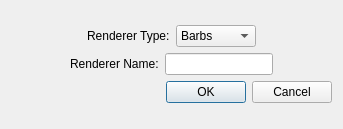
Qt form apps/vaporgui/ui/newRendererDialog.ui (StasJ/vapor-formatted) before a commit.
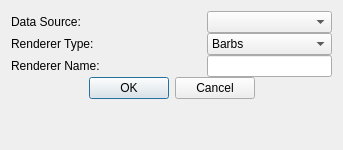
The same form after that commit.

Commit message: Changes for multiple data managers

What changed in the file:
```diff
--- a/apps/vaporgui/ui/newRendererDialog.ui
+++ b/apps/vaporgui/ui/newRendererDialog.ui
@@ -7,7 +7,7 @@
     <x>0</x>
     <y>0</y>
     <width>343</width>
-    <height>129</height>
+    <height>150</height>
    </rect>
   </property>
   <property name="windowTitle">
@@ -16,21 +16,57 @@
   <layout class="QVBoxLayout" name="verticalLayout_2">
    <item>
     <layout class="QVBoxLayout" name="verticalLayout">
+     <property name="spacing">
+      <number>0</number>
+     </property>
+     <property name="topMargin">
+      <number>0</number>
+     </property>
+     <item>
+      <layout class="QHBoxLayout" name="horizontalLayout_4">
+       <property name="spacing">
+        <number>0</number>
+       </property>
+       <property name="topMargin">
+        <number>0</number>
+       </property>
+       <item>
+        <widget class="QLabel" name="label_3">
+         <property name="text">
+          <string>Data Source:</string>
+         </property>
+        </widget>
+       </item>
+       <item>
+        <spacer name="horizontalSpacer_2">
+         <property name="orientation">
+          <enum>Qt::Horizontal</enum>
+         </property>
+         <property name="sizeHint" stdset="0">
+          <size>
+           <width>40</width>
+           <height>20</height>
+          </size>
+         </property>
+        </spacer>
+       </item>
+       <item>
+        <widget class="QComboBox" name="comboBox">
+         <property name="minimumSize">
+          <size>
+           <width>125</width>
+           <height>0</height>
+          </size>
+         </property>
+        </widget>
+       </item>
+      </layout>
+     </item>
      <item>
       <layout class="QHBoxLayout" name="horizontalLayout_3">
-       <item>
-        <spacer name="horizontalSpacer_4">
-         <property name="orientation">
-          <enum>Qt::Horizontal</enum>
-         </property>
-         <property name="sizeHint" stdset="0">
-          <size>
-           <width>40</width>
-           <height>20</height>
-          </size>
-         </property>
-        </spacer>
-       </item>
+       <property name="spacing">
+        <number>0</number>
+       </property>
        <item>
         <widget class="QLabel" name="label_2">
          <property name="text">
@@ -38,8 +74,27 @@
          </property>
         </widget>
        </item>
+       <item>
+        <spacer name="horizontalSpacer_4">
+         <property name="orientation">
+          <enum>Qt::Horizontal</enum>
+         </property>
+         <property name="sizeHint" stdset="0">
+          <size>
+           <width>40</width>
+           <height>20</height>
+          </size>
+         </property>
+        </spacer>
+       </item>
        <item>
         <widget class="QComboBox" name="rendererCombo">
+         <property name="minimumSize">
+          <size>
+           <width>125</width>
+           <height>0</height>
+          </size>
+         </property>
          <property name="toolTip">
           <string>&lt;html&gt;&lt;head/&gt;&lt;body&gt;&lt;p&gt;Select type of renderer&lt;/p&gt;&lt;/body&gt;&lt;/html&gt;</string>
          </property>
@@ -55,36 +110,13 @@
          </item>
         </widget>
        </item>
-       <item>
-        <spacer name="horizontalSpacer_5">
-         <property name="orientation">
-          <enum>Qt::Horizontal</enum>
-         </property>
-         <property name="sizeHint" stdset="0">
-          <size>
-           <width>40</width>
-           <height>20</height>
-          </size>
-         </property>
-        </spacer>
-       </item>
       </layout>
      </item>
      <item>
       <layout class="QHBoxLayout" name="horizontalLayout_2">
-       <item>
-        <spacer name="horizontalSpacer_2">
-         <property name="orientation">
-          <enum>Qt::Horizontal</enum>
-         </property>
-         <property name="sizeHint" stdset="0">
-          <size>
-           <width>40</width>
-           <height>20</height>
-          </size>
-         </property>
-        </spacer>
-       </item>
+       <property name="spacing">
+        <number>0</number>
+       </property>
        <item>
         <widget class="QLabel" name="label">
          <property name="text">
@@ -92,43 +124,42 @@
          </property>
         </widget>
        </item>
+       <item>
+        <spacer name="horizontalSpacer_3">
+         <property name="orientation">
+          <enum>Qt::Horizontal</enum>
+         </property>
+         <property name="sizeHint" stdset="0">
+          <size>
+           <width>40</width>
+           <height>20</height>
+          </size>
+         </property>
+        </spacer>
+       </item>
        <item>
         <widget class="QLineEdit" name="rendererNameEdit">
+         <property name="minimumSize">
+          <size>
+           <width>125</width>
+           <height>0</height>
+          </size>
+         </property>
+         <property name="maximumSize">
+          <size>
+           <width>125</width>
+           <height>16777215</height>
+          </size>
+         </property>
          <property name="toolTip">
           <string>&lt;html&gt;&lt;head/&gt;&lt;body&gt;&lt;p&gt;Type in proposed name of renderer.&lt;/p&gt;&lt;/body&gt;&lt;/html&gt;</string>
          </property>
         </widget>
        </item>
-       <item>
-        <spacer name="horizontalSpacer_3">
-         <property name="orientation">
-          <enum>Qt::Horizontal</enum>
-         </property>
-         <property name="sizeHint" stdset="0">
-          <size>
-           <width>40</width>
-           <height>20</height>
-          </size>
-         </property>
-        </spacer>
-       </item>
       </layout>
      </item>
      <item>
       <layout class="QHBoxLayout" name="horizontalLayout">
-       <item>
-        <spacer name="horizontalSpacer">
-         <property name="orientation">
-          <enum>Qt::Horizontal</enum>
-         </property>
-         <property name="sizeHint" stdset="0">
-          <size>
-           <width>40</width>
-           <height>20</height>
-          </size>
-         </property>
-        </spacer>
-       </item>
        <item>
         <widget class="QDialogButtonBox" name="buttonBox">
          <property name="orientation">
@@ -137,12 +168,28 @@
          <property name="standardButtons">
           <set>QDialogButtonBox::Cancel|QDialogButtonBox::Ok</set>
          </property>
+         <property name="centerButtons">
+          <bool>true</bool>
+         </property>
         </widget>
        </item>
       </layout>
      </item>
     </layout>
    </item>
+   <item>
+    <spacer name="verticalSpacer">
+     <property name="orientation">
+      <enum>Qt::Vertical</enum>
+     </property>
+     <property name="sizeHint" stdset="0">
+      <size>
+       <width>20</width>
+       <height>40</height>
+      </size>
+     </property>
+    </spacer>
+   </item>
   </layout>
  </widget>
  <resources/>
```
